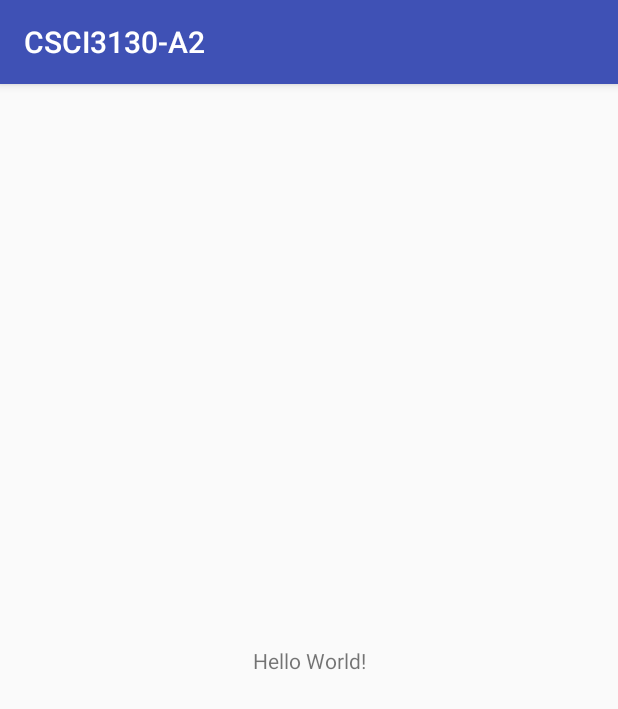
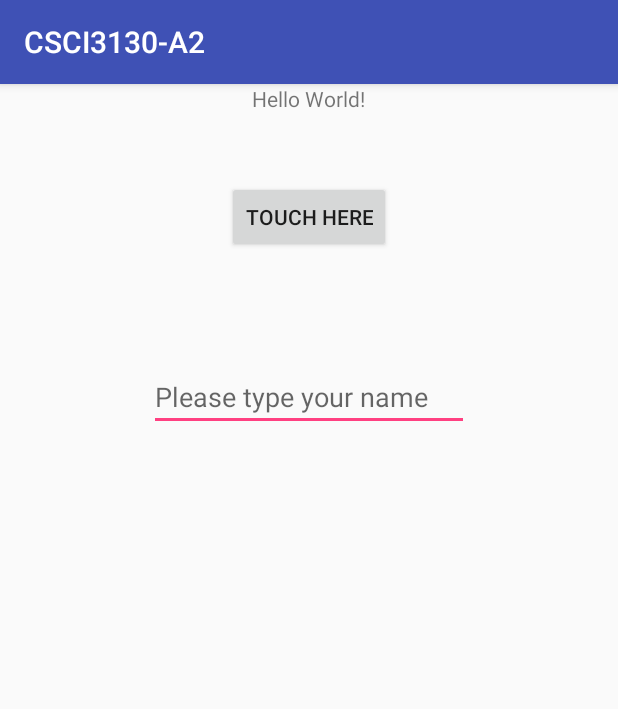
Before and after one commit to Victorbares/password-validator, an Android app: the screen it shows after launch (MainActivity), on a phone screen of 412 x 824 dp. Shown: the top 709 px of the screen. Run offline under Robolectric (Android 15) with nearby library versions, the phone set to English and light mode, and no system bars.

Commit message:
The first implementation of the UI.

```diff
--- a/app/src/main/java/bares/vi/csci3130_a2/MainActivity.java
+++ b/app/src/main/java/bares/vi/csci3130_a2/MainActivity.java
@@ -2,12 +2,60 @@ package bares.vi.csci3130_a2;
 
 import android.support.v7.app.AppCompatActivity;
 import android.os.Bundle;
+import android.text.Editable;
+import android.text.TextWatcher;
+import android.view.View;
+import android.widget.Button;
+import android.widget.EditText;
+import android.widget.TextView;
 
 public class MainActivity extends AppCompatActivity {
-
+    private Button mButton1;
+    private EditText mText1;
+    private TextView mTextU;
+    private Validator Valid = new Validator();
     @Override
     protected void onCreate(Bundle savedInstanceState) {
         super.onCreate(savedInstanceState);
         setContentView(R.layout.activity_main);
+
+        mButton1= findViewById(R.id.button1);
+        mText1 =  findViewById(R.id.editText1);
+        mTextU = findViewById(R.id.textView1);
+
+        mButton1.setOnClickListener(new View.OnClickListener() {
+            @Override
+            public void onClick(View v) {
+                if((Valid.validate(mText1.getText().toString()) == 0)) {
+                    mTextU.setText("Your password is saved");
+                }
+                else{
+                    mTextU.setText("You can't submit your password, becausse he is not strong enough.");
+                }
+            }
+        });
+
+        mText1.addTextChangedListener(new TextWatcher()  {
+            @Override
+            public void beforeTextChanged(CharSequence s, int start, int count, int after) {
+
+            }
+            @Override
+            public void onTextChanged(CharSequence s, int start, int before, int count) {
+                if(Valid.validate(mText1.getText().toString()) == 0) {
+                    mTextU.setText("Your password is good, submit it");
+                }
+                else {
+                    mTextU.setText("Your password is not strong enough");
+                }
+
+            }
+
+            @Override
+            public void afterTextChanged(Editable s) {
+
+            }
+        });
+
     }
 }
--- a/app/src/main/res/layout/activity_main.xml
+++ b/app/src/main/res/layout/activity_main.xml
@@ -1,18 +1,41 @@
 <?xml version="1.0" encoding="utf-8"?>
-<android.support.constraint.ConstraintLayout xmlns:android="http://schemas.android.com/apk/res/android"
-    xmlns:app="http://schemas.android.com/apk/res-auto"
+<LinearLayout
+    xmlns:android="http://schemas.android.com/apk/res/android"
     xmlns:tools="http://schemas.android.com/tools"
     android:layout_width="match_parent"
     android:layout_height="match_parent"
+    android:orientation="vertical"
     tools:context="bares.vi.csci3130_a2.MainActivity">
 
     <TextView
+        android:id="@+id/textView1"
         android:layout_width="wrap_content"
         android:layout_height="wrap_content"
         android:text="Hello World!"
-        app:layout_constraintBottom_toBottomOf="parent"
-        app:layout_constraintLeft_toLeftOf="parent"
-        app:layout_constraintRight_toRightOf="parent"
-        app:layout_constraintTop_toTopOf="parent" />
+        android:layout_marginStart="20dp"
+        android:layout_gravity="center_horizontal"
+        android:layout_marginEnd="20dp"  />
 
-</android.support.constraint.ConstraintLayout>
+    <Button
+        android:id="@+id/button1"
+        android:layout_width="wrap_content"
+        android:layout_height="wrap_content"
+        android:layout_marginBottom="73dp"
+        android:layout_marginEnd="148dp"
+        android:layout_marginStart="148dp"
+        android:layout_marginTop="45dp"
+        android:layout_gravity="center_horizontal"
+        android:text="Touch Here" />
+
+    <EditText
+        android:id="@+id/editText1"
+        android:layout_width="wrap_content"
+        android:layout_height="wrap_content"
+        android:ems="10"
+        tools:layout_editor_absoluteX="85dp"
+        tools:layout_editor_absoluteY="35dp"
+        android:inputType="textPassword"
+        android:layout_gravity="center_horizontal"
+        android:hint="Please type your name"/>
+
+</LinearLayout>
```
Also changed, not shown: 1 other file.
